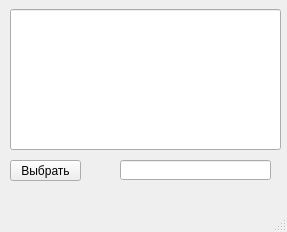
AnastasiaPotapova/Cinematic, file film.ui: the form before one commit.
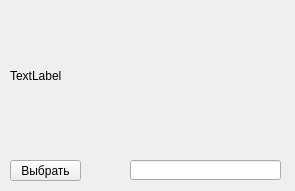
The form after the commit.

Commit message: Работает все кроме ComboBox

```diff
--- a/film.ui
+++ b/film.ui
@@ -1,39 +1,18 @@
 <?xml version="1.0" encoding="UTF-8"?>
 <ui version="4.0">
  <class>FilmWindow</class>
- <widget class="QMainWindow" name="FilmWindow">
+ <widget class="QWidget" name="FilmWindow">
   <property name="geometry">
    <rect>
     <x>0</x>
     <y>0</y>
-    <width>287</width>
-    <height>232</height>
+    <width>295</width>
+    <height>191</height>
    </rect>
   </property>
   <property name="windowTitle">
    <string>MainWindow</string>
   </property>
-  <widget class="QWidget" name="centralwidget">
-   <widget class="QLineEdit" name="room_session">
-    <property name="geometry">
-     <rect>
-      <x>10</x>
-      <y>9</y>
-      <width>271</width>
-      <height>141</height>
-     </rect>
-    </property>
-   </widget>
-   <widget class="QLineEdit" name="name_cinema_3">
-    <property name="geometry">
-     <rect>
-      <x>120</x>
-      <y>160</y>
-      <width>151</width>
-      <height>20</height>
-     </rect>
-    </property>
-   </widget>
    <widget class="QPushButton" name="btn_choose">
     <property name="geometry">
      <rect>
@@ -47,18 +26,29 @@
      <string>Выбрать</string>
     </property>
    </widget>
+  <widget class="QLineEdit" name="name_cinema_3">
+   <property name="geometry">
+    <rect>
+     <x>130</x>
+     <y>160</y>
+     <width>151</width>
+     <height>20</height>
+    </rect>
+   </property>
   </widget>
-  <widget class="QMenuBar" name="menubar">
+  <widget class="QLabel" name="room_session">
    <property name="geometry">
     <rect>
-     <x>0</x>
-     <y>0</y>
-     <width>287</width>
-     <height>21</height>
+     <x>10</x>
+     <y>10</y>
+     <width>271</width>
+     <height>131</height>
     </rect>
    </property>
+   <property name="text">
+    <string>TextLabel</string>
+   </property>
   </widget>
-  <widget class="QStatusBar" name="statusbar"/>
  </widget>
  <resources/>
  <connections/>
```
Left out of the diff: 2 changed lines with no effect on the pictures. Lines whose indentation alone changed are shown as unchanged. The commit also changes 5 other files.
